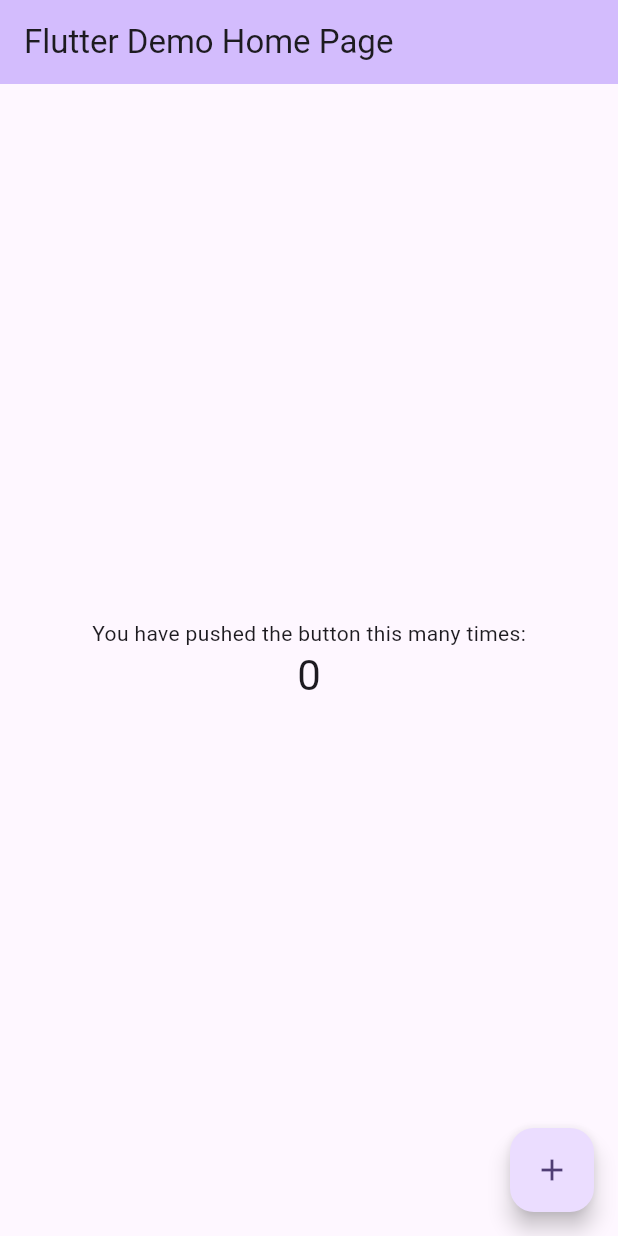
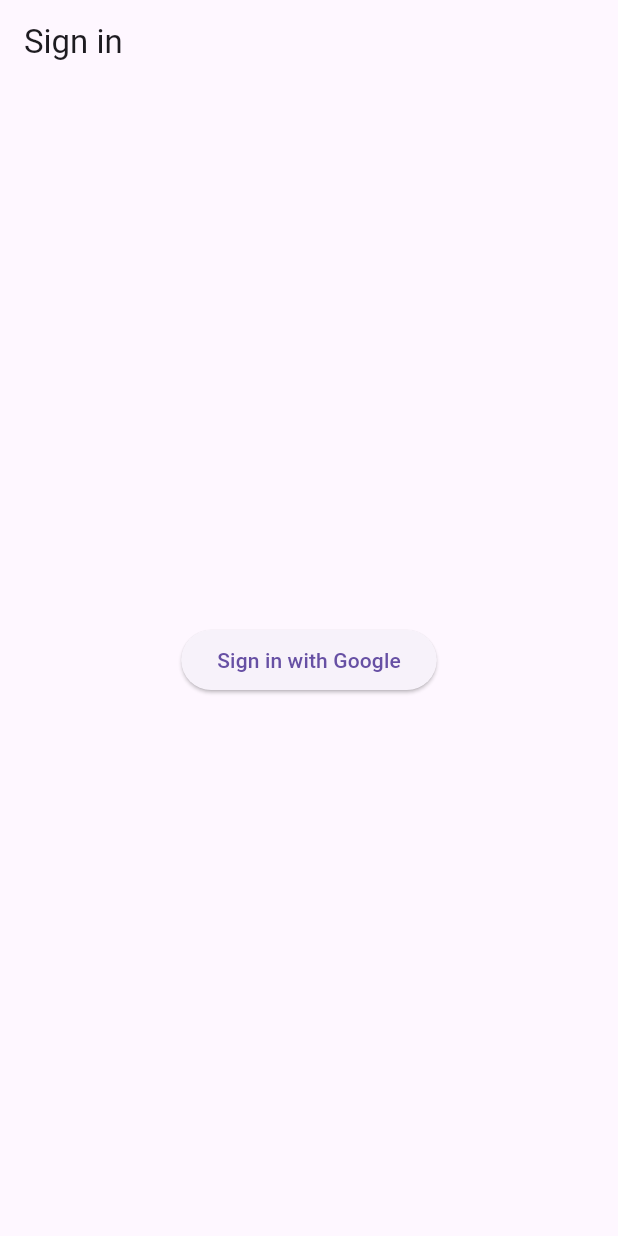
Before and after one commit to mvfavila/podcast, a Flutter app: the screen it shows after launch, on a phone screen of 412 x 824 dp. Run offline on Flutter 3.47's test engine with Material 3 defaults, Android fonts, the phone set to English and light mode, and no system bars; our stand-ins replace firebase_auth, firebase_core, google_sign_in; accounts and stored records are empty.

Commit message:
Setup sign-in with Google

```diff
--- a/lib/main.dart
+++ b/lib/main.dart
@@ -1,125 +1,22 @@
 import 'package:flutter/material.dart';
+import 'package:firebase_core/firebase_core.dart';
+import 'login_screen.dart';
 
-void main() {
-  runApp(const MyApp());
+void main() async {
+  WidgetsFlutterBinding.ensureInitialized();
+  await Firebase.initializeApp();
+  runApp(MyApp());
 }
 
 class MyApp extends StatelessWidget {
-  const MyApp({super.key});
-
-  // This widget is the root of your application.
   @override
   Widget build(BuildContext context) {
     return MaterialApp(
-      title: 'Flutter Demo',
+      title: 'Cajucast Client',
       theme: ThemeData(
-        // This is the theme of your application.
-        //
-        // TRY THIS: Try running your application with "flutter run". You'll see
-        // the application has a purple toolbar. Then, without quitting the app,
-        // try changing the seedColor in the colorScheme below to Colors.green
-        // and then invoke "hot reload" (save your changes or press the "hot
-        // reload" button in a Flutter-supported IDE, or press "r" if you used
-        // the command line to start the app).
-        //
-        // Notice that the counter didn't reset back to zero; the application
-        // state is not lost during the reload. To reset the state, use hot
-        // restart instead.
-        //
-        // This works for code too, not just values: Most code changes can be
-        // tested with just a hot reload.
-        colorScheme: ColorScheme.fromSeed(seedColor: Colors.deepPurple),
-        useMaterial3: true,
+        primarySwatch: Colors.blue,
       ),
-      home: const MyHomePage(title: 'Flutter Demo Home Page'),
+      home: LoginScreen(),
     );
   }
 }
-
-class MyHomePage extends StatefulWidget {
-  const MyHomePage({super.key, required this.title});
-
-  // This widget is the home page of your application. It is stateful, meaning
-  // that it has a State object (defined below) that contains fields that affect
-  // how it looks.
-
-  // This class is the configuration for the state. It holds the values (in this
-  // case the title) provided by the parent (in this case the App widget) and
-  // used by the build method of the State. Fields in a Widget subclass are
-  // always marked "final".
-
-  final String title;
-
-  @override
-  State<MyHomePage> createState() => _MyHomePageState();
-}
-
-class _MyHomePageState extends State<MyHomePage> {
-  int _counter = 0;
-
-  void _incrementCounter() {
-    setState(() {
-      // This call to setState tells the Flutter framework that something has
-      // changed in this State, which causes it to rerun the build method below
-      // so that the display can reflect the updated values. If we changed
-      // _counter without calling setState(), then the build method would not be
-      // called again, and so nothing would appear to happen.
-      _counter++;
-    });
-  }
-
-  @override
-  Widget build(BuildContext context) {
-    // This method is rerun every time setState is called, for instance as done
-    // by the _incrementCounter method above.
-    //
-    // The Flutter framework has been optimized to make rerunning build methods
-    // fast, so that you can just rebuild anything that needs updating rather
-    // than having to individually change instances of widgets.
-    return Scaffold(
-      appBar: AppBar(
-        // TRY THIS: Try changing the color here to a specific color (to
-        // Colors.amber, perhaps?) and trigger a hot reload to see the AppBar
-        // change color while the other colors stay the same.
-        backgroundColor: Theme.of(context).colorScheme.inversePrimary,
-        // Here we take the value from the MyHomePage object that was created by
-        // the App.build method, and use it to set our appbar title.
-        title: Text(widget.title),
-      ),
-      body: Center(
-        // Center is a layout widget. It takes a single child and positions it
-        // in the middle of the parent.
-        child: Column(
-          // Column is also a layout widget. It takes a list of children and
-          // arranges them vertically. By default, it sizes itself to fit its
-          // children horizontally, and tries to be as tall as its parent.
-          //
-          // Column has various properties to control how it sizes itself and
-          // how it positions its children. Here we use mainAxisAlignment to
-          // center the children vertically; the main axis here is the vertical
-          // axis because Columns are vertical (the cross axis would be
-          // horizontal).
-          //
-          // TRY THIS: Invoke "debug painting" (choose the "Toggle Debug Paint"
-          // action in the IDE, or press "p" in the console), to see the
-          // wireframe for each widget.
-          mainAxisAlignment: MainAxisAlignment.center,
-          children: <Widget>[
-            const Text(
-              'You have pushed the button this many times:',
-            ),
-            Text(
-              '$_counter',
-              style: Theme.of(context).textTheme.headlineMedium,
-            ),
-          ],
-        ),
-      ),
-      floatingActionButton: FloatingActionButton(
-        onPressed: _incrementCounter,
-        tooltip: 'Increment',
-        child: const Icon(Icons.add),
-      ), // This trailing comma makes auto-formatting nicer for build methods.
-    );
-  }
-}
--- a/pubspec.yaml
+++ b/pubspec.yaml
@@ -35,7 +35,7 @@ dependencies:
   cloud_firestore: ^5.4.0
   firebase_storage: ^12.2.0
   firebase_messaging: ^15.1.0
-
+  google_sign_in: ^6.2.1
 
   # The following adds the Cupertino Icons font to your application.
   # Use with the CupertinoIcons class for iOS style icons.
```
Also changed, not shown: lib/login_screen.dart (added, +95 -0 lines), pubspec.lock, 2 other files.
